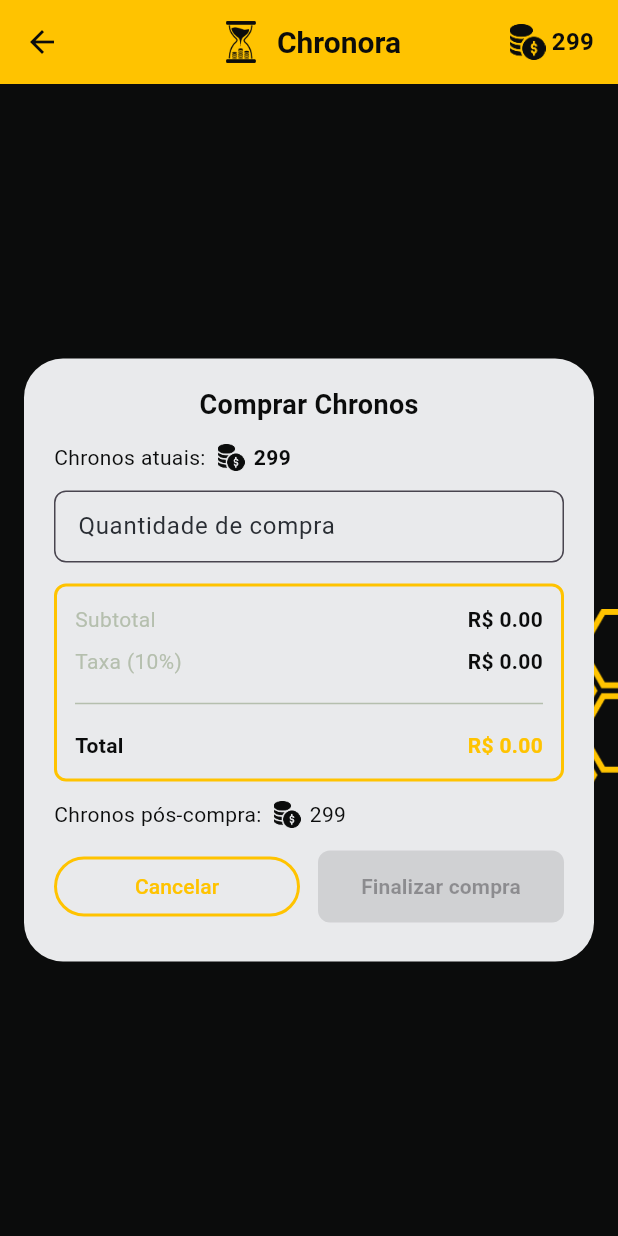
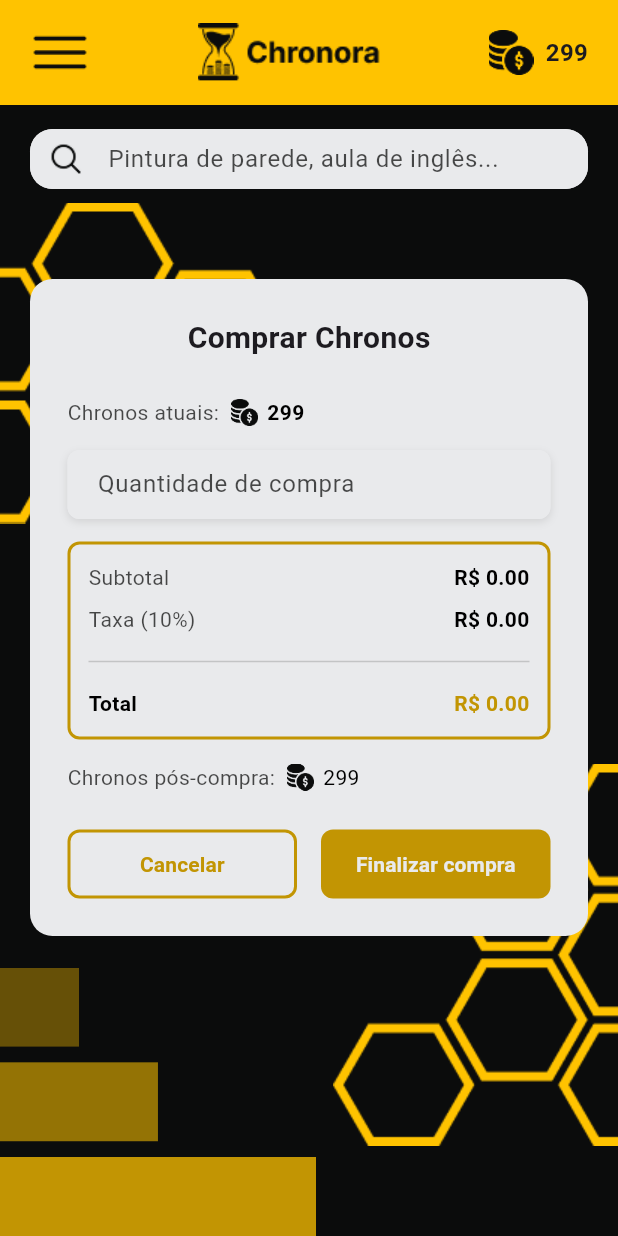
Before and after one commit to Chronora-ADS/Chronora-Flutter, a Flutter app: the BuyChronosPage screen opened by its route, on a phone screen of 412 x 824 dp. Run offline on Flutter 3.47's test engine with Material 3 defaults, Android fonts, the phone set to English and light mode, and no system bars; our stand-ins replace file_picker, shared_preferences; accounts and stored records are empty.

Commit message:
Tela de compra oK

```diff
--- a/lib/pages/buy_chronos/buy_chronos_page.dart
+++ b/lib/pages/buy_chronos/buy_chronos_page.dart
@@ -1,7 +1,6 @@
 import 'package:flutter/material.dart';
 import 'package:provider/provider.dart';
 import '../../core/constants/app_colors.dart';
-import '../../widgets/backgrounds/background_default_widget.dart';
 import 'buy_chronos_controller.dart';
 
 class BuyChronosPage extends StatefulWidget {
@@ -80,88 +79,157 @@ class _BuyChronosPageState extends State<BuyChronosPage> {
     );
   }
 
-  @override
-  Widget build(BuildContext context) {
-    return Scaffold(
-      backgroundColor: AppColors.preto,
-      appBar: AppBar(
-        backgroundColor: AppColors.amareloClaro,
-        centerTitle: true,
-        leading: IconButton(
-          icon: Icon(Icons.arrow_back, color: AppColors.preto),
-          onPressed: () => Navigator.pop(context),
+  Widget _buildBackgroundImages() {
+    return Stack(
+      children: [
+        Positioned(
+          left: 0,
+          top: 135,
+          child: Image.asset(
+            'assets/img/Comb2.png',
+            errorBuilder: (context, error, stackTrace) => const SizedBox(),
           ),
-        title: Row(
-          mainAxisSize: MainAxisSize.min,
-          children: [
-            Image.asset(
-              'assets/img/LogoBackgroundYellow.png',
-              width: 32,
-              height: 32,
         ),
-            const SizedBox(width: 8),
-            const Text(
-              'Chronora',
-              style: TextStyle(
-                fontSize: 20,
-                fontWeight: FontWeight.bold,
-                color: AppColors.preto,
+        Positioned(
+          left: 0,
+          bottom: 0,
+          child: Image.asset(
+            'assets/img/BarAscending.png',
+            width: 210.47,
+            height: 178.9,
+            errorBuilder: (context, error, stackTrace) => const SizedBox(),
+          ),
+        ),
+        Positioned(
+          right: 0,
+          bottom: 60,
+          child: Image.asset(
+            'assets/img/Comb3.png',
+            errorBuilder: (context, error, stackTrace) => const SizedBox(),
           ),
         ),
       ],
+    );
+  }
+
+  Widget _buildHeader() {
+    return Container(
+      width: double.infinity,
+      height: 70,
+      decoration: const BoxDecoration(
+        color: Color(0xFFFFC300),
       ),
-        actions: [
+      child: Row(
+        mainAxisAlignment: MainAxisAlignment.spaceBetween,
+        children: [
+          Padding(
+            padding: const EdgeInsets.only(left: 20),
+            child: Image.asset(
+              'assets/img/Menu.png',
+              width: 40,
+              height: 40,
+              errorBuilder: (context, error, stackTrace) =>
+                const Icon(Icons.menu, size: 30),
+            ),
+          ),
+
+          Image.asset(
+            'assets/img/LogoHeader.png',
+            width: 125,
+            height: 39,
+            errorBuilder: (context, error, stackTrace) =>
+              const Text('LOGO', style: TextStyle(fontSize: 20, fontWeight: FontWeight.bold)),
+          ),
+
+          Padding(
+            padding: const EdgeInsets.only(right: 20),
+            child: Row(
+              children: [
+                Image.asset(
+                  'assets/img/Coin.png',
+                  width: 30,
+                  height: 30,
+                  errorBuilder: (context, error, stackTrace) =>
+                    const Icon(Icons.monetization_on, size: 25),
+                ),
+                const SizedBox(width: 8),
                 Consumer<BuyChronosController>(
                   builder: (context, controller, child) {
-              return Row(
-                children: [
-                  Image.asset('assets/img/Coin.png', width: 24, height: 24),
-                  const SizedBox(width: 4),
-                  Text(
+                    return Text(
                       '${controller.currentBalance}',
                       style: const TextStyle(
                         fontSize: 16,
                         fontWeight: FontWeight.bold,
-                      color: AppColors.preto,
                       ),
-                  ),
-                  const SizedBox(width: 16),
-                ],
                     );
                   },
                 ),
               ],
             ),
-      body: BackgroundDefaultWidget(
-        child: Center(
-          child: SingleChildScrollView(
-            padding: const EdgeInsets.all(16),
-            child: Consumer<BuyChronosController>(
-              builder: (context, controller, child) {
-                return ConstrainedBox(
-                  constraints: const BoxConstraints(maxWidth: 380),
-                  child: Container(
+          ),
+        ],
+      ),
+    );
+  }
+
+  Widget _buildSearchBar() {
+    return Container(
+      height: 40,
       decoration: BoxDecoration(
-                      color: AppColors.branco,
-                      borderRadius: BorderRadius.circular(26),
+        borderRadius: BorderRadius.circular(15),
+        color: const Color(0xFFE9EAEC),
       ),
-                    padding: const EdgeInsets.symmetric(horizontal: 20, vertical: 18),
+      child: TextFormField(
+        decoration: InputDecoration(
+          hintText: 'Pintura de parede, aula de inglês...',
+          hintStyle: TextStyle(
+            color: Colors.black.withOpacity(0.7),
+          ),
+          contentPadding: const EdgeInsets.symmetric(horizontal: 16),
+          border: OutlineInputBorder(
+            borderRadius: BorderRadius.circular(15),
+            borderSide: BorderSide.none,
+          ),
+          filled: true,
+          fillColor: const Color(0xFFE9EAEC),
+          prefixIcon: Padding(
+            padding: const EdgeInsets.all(8.0),
+            child: Image.asset(
+              'assets/img/Search.png',
+              width: 20,
+              height: 20,
+              errorBuilder: (context, error, stackTrace) =>
+                const Icon(Icons.search, size: 20),
+            ),
+          ),
+        ),
+        onChanged: (value) {
+          print('Texto da busca: $value');
+        },
+      ),
+    );
+  }
+
+  Widget _buildForm(BuildContext context, BuyChronosController controller) {
+    return Container(
+      padding: const EdgeInsets.all(25),
+      decoration: BoxDecoration(
+        color: const Color(0xFFE9EAEC),
+        borderRadius: BorderRadius.circular(15),
+      ),
       child: Column(
-                      mainAxisSize: MainAxisSize.min,
-                      crossAxisAlignment: CrossAxisAlignment.stretch,
+        crossAxisAlignment: CrossAxisAlignment.start,
         children: [
-                        // Título
-                        Center(
+          const Center(
             child: Text(
               'Comprar Chronos',
               style: TextStyle(
-                              color: AppColors.preto,
-                              fontSize: 18,
+                fontSize: 20,
                 fontWeight: FontWeight.bold,
               ),
             ),
           ),
-                        const SizedBox(height: 12),
+          const SizedBox(height: 25),
 
           // Saldo atual
           Row(
@@ -169,7 +237,7 @@ class _BuyChronosPageState extends State<BuyChronosPage> {
               Text(
                 'Chronos atuais:',
                 style: TextStyle(
-                                color: AppColors.preto,
+                  color: Colors.black.withOpacity(0.7),
                   fontSize: 14,
                 ),
               ),
@@ -178,42 +246,59 @@ class _BuyChronosPageState extends State<BuyChronosPage> {
               const SizedBox(width: 6),
               Text(
                 '${controller.currentBalance}',
-                              style: TextStyle(
-                                color: AppColors.preto,
+                style: const TextStyle(
+                  color: Colors.black,
                   fontWeight: FontWeight.bold,
                 ),
               ),
             ],
           ),
-                        const SizedBox(height: 12),
+          const SizedBox(height: 15),
 
-                        // Campo de quantidade (preenchido branco)
-                        TextField(
+          // Campo de quantidade
+          Container(
+            height: 46,
+            decoration: BoxDecoration(
+              color: const Color(0xFFE9EAEC),
+              borderRadius: BorderRadius.circular(8),
+              boxShadow: [
+                BoxShadow(
+                  color: Colors.grey.withOpacity(0.3),
+                  blurRadius: 4,
+                  offset: const Offset(0, 2),
+                ),
+              ],
+            ),
+            child: TextField(
               controller: controller.amountController,
               onChanged: controller.updatePurchaseAmount,
               keyboardType: TextInputType.number,
-                          style: TextStyle(color: AppColors.preto),
+              style: const TextStyle(color: Colors.black),
               decoration: InputDecoration(
-                            filled: true,
-                            fillColor: AppColors.branco,
                 hintText: 'Quantidade de compra',
-                            hintStyle: TextStyle(color: AppColors.textoPlaceholder),
+                hintStyle: TextStyle(
+                  color: Colors.black.withOpacity(0.7),
+                ),
+                contentPadding: const EdgeInsets.symmetric(horizontal: 16),
                 border: OutlineInputBorder(
                   borderRadius: BorderRadius.circular(8),
-                              borderSide: BorderSide(color: AppColors.cinza.withValues(alpha: 0.12)),
+                  borderSide: BorderSide.none,
                 ),
-                            contentPadding: const EdgeInsets.symmetric(vertical: 12, horizontal: 12),
+                filled: true,
+                fillColor: const Color(0xFFE9EAEC),
+                errorStyle: const TextStyle(fontSize: 12, height: 0.1),
               ),
             ),
-                        const SizedBox(height: 14),
+          ),
+          const SizedBox(height: 15),
 
           // Resumo com borda amarela
           Container(
             padding: const EdgeInsets.all(12),
             decoration: BoxDecoration(
-                            border: Border.all(color: AppColors.amareloClaro, width: 2),
+              border: Border.all(color: const Color(0xFFC29503), width: 2),
               borderRadius: BorderRadius.circular(8),
-                            color: AppColors.branco,
+              color: const Color(0xFFE9EAEC),
             ),
             child: Column(
               crossAxisAlignment: CrossAxisAlignment.stretch,
@@ -222,50 +307,69 @@ class _BuyChronosPageState extends State<BuyChronosPage> {
                 const SizedBox(height: 8),
                 _labelValueRow('Taxa (10%)', 'R\$ ${controller.taxAmount.toStringAsFixed(2)}'),
                 const SizedBox(height: 10),
-                              Divider(color: AppColors.cinza),
+                Divider(color: Colors.grey.withOpacity(0.5)),
                 const SizedBox(height: 10),
                 Row(
                   mainAxisAlignment: MainAxisAlignment.spaceBetween,
                   children: [
-                                  Text('Total', style: TextStyle(color: AppColors.preto, fontWeight: FontWeight.bold)),
-                                  Text('R\$ ${controller.totalAmount.toStringAsFixed(2)}', style: TextStyle(color: AppColors.amareloClaro, fontWeight: FontWeight.bold)),
+                    Text('Total', style: TextStyle(color: Colors.black, fontWeight: FontWeight.bold)),
+                    Text('R\$ ${controller.totalAmount.toStringAsFixed(2)}', style: TextStyle(color: const Color(0xFFC29503), fontWeight: FontWeight.bold)),
                   ],
                 ),
               ],
             ),
           ),
-                        const SizedBox(height: 12),
+          const SizedBox(height: 15),
 
           // Chronos pós-compra
           Row(
             children: [
-                            Text('Chronos pós-compra:', style: TextStyle(color: AppColors.preto)),
+              Text('Chronos pós-compra:', style: TextStyle(color: Colors.black.withOpacity(0.7))),
               const SizedBox(width: 8),
               Image.asset('assets/img/Coin.png', width: 18, height: 18),
               const SizedBox(width: 6),
-                            Text('${controller.chronosAfterPurchase}', style: TextStyle(color: AppColors.preto)),
+              Text('${controller.chronosAfterPurchase}', style: TextStyle(color: Colors.black)),
             ],
           ),
-                        const SizedBox(height: 14),
+          const SizedBox(height: 25),
 
           // Botões
           Row(
+            mainAxisAlignment: MainAxisAlignment.spaceBetween,
             children: [
               Expanded(
-                              child: OutlinedButton(
+                child: Container(
+                  height: 46,
+                  decoration: BoxDecoration(
+                    border: Border.all(
+                      color: const Color(0xFFC29503),
+                      width: 2,
+                    ),
+                    borderRadius: BorderRadius.circular(8),
+                  ),
+                  child: TextButton(
                     onPressed: () {
                       controller.reset();
                     },
-                                style: OutlinedButton.styleFrom(
-                                  side: BorderSide(color: AppColors.amareloClaro, width: 2),
-                                  backgroundColor: AppColors.branco,
-                                ),
-                                child: Text('Cancelar', style: TextStyle(color: AppColors.amareloClaro)),
+                    child: const Text(
+                      'Cancelar',
+                      style: TextStyle(
+                        color: Color(0xFFC29503),
+                        fontWeight: FontWeight.bold,
                       ),
                     ),
-                            const SizedBox(width: 12),
+                  ),
+                ),
+              ),
+              const SizedBox(width: 16),
               Expanded(
-                              child: ElevatedButton(
+                child: Container(
+                  height: 46,
+                  decoration: BoxDecoration(
+                    color: const Color(0xFFC29503),
+                    borderRadius: BorderRadius.circular(8),
+                  ),
+                  child: TextButton(
                     onPressed: controller.canProceed
                         ? () {
                             int amount = int.tryParse(controller.amountController.text) ?? 0;
@@ -280,26 +384,19 @@ class _BuyChronosPageState extends State<BuyChronosPage> {
                             );
                           }
                         : null,
-                                style: ElevatedButton.styleFrom(
-                                  backgroundColor: controller.canProceed ? AppColors.branco : Colors.grey[400],
-                                  foregroundColor: controller.canProceed ? AppColors.preto : Colors.black54,
-                                  padding: const EdgeInsets.symmetric(vertical: 14),
-                                  shape: RoundedRectangleBorder(borderRadius: BorderRadius.circular(8)),
+                    child: Text(
+                      'Finalizar compra',
+                      style: TextStyle(
+                        color: const Color(0xFFE9EAEC),
+                        fontWeight: FontWeight.bold,
                       ),
-                                child: Text('Finalizar compra', style: TextStyle(fontWeight: FontWeight.bold)),
+                    ),
+                  ),
                 ),
               ),
             ],
           ),
-                        const SizedBox(height: 8),
         ],
-                    ),
-                  ),
-                );
-              },
-            ),
-          ),
-        ),
       ),
     );
   }
@@ -308,9 +405,52 @@ class _BuyChronosPageState extends State<BuyChronosPage> {
     return Row(
       mainAxisAlignment: MainAxisAlignment.spaceBetween,
       children: [
-        Text(label, style: TextStyle(color: AppColors.cinza)),
-        Text(value, style: TextStyle(color: AppColors.preto, fontWeight: FontWeight.bold)),
+        Text(label, style: TextStyle(color: Colors.black.withOpacity(0.7))),
+        Text(value, style: TextStyle(color: Colors.black, fontWeight: FontWeight.bold)),
       ],
     );
   }
+
+  @override
+  Widget build(BuildContext context) {
+    return Scaffold(
+      backgroundColor: const Color(0xFF0B0C0C),
+      body: SafeArea(
+        child: Stack(
+          children: [
+            // Background images
+            _buildBackgroundImages(),
+
+            // Main content
+            Column(
+              children: [
+                _buildHeader(),
+                const SizedBox(height: 16),
+                Expanded(
+                  child: Padding(
+                    padding: const EdgeInsets.symmetric(horizontal: 20),
+                    child: Column(
+                      children: [
+                        _buildSearchBar(),
+                        const SizedBox(height: 60),
+                        Expanded(
+                          child: SingleChildScrollView(
+                            child: Consumer<BuyChronosController>(
+                              builder: (context, controller, child) {
+                                return _buildForm(context, controller);
+                              },
+                            ),
+                          ),
+                        ),
+                      ],
+                    ),
+                  ),
+                ),
+              ],
+            ),
+          ],
+        ),
+      ),
+    );
   }
+}
```
Lines whose indentation alone changed are shown as unchanged.
